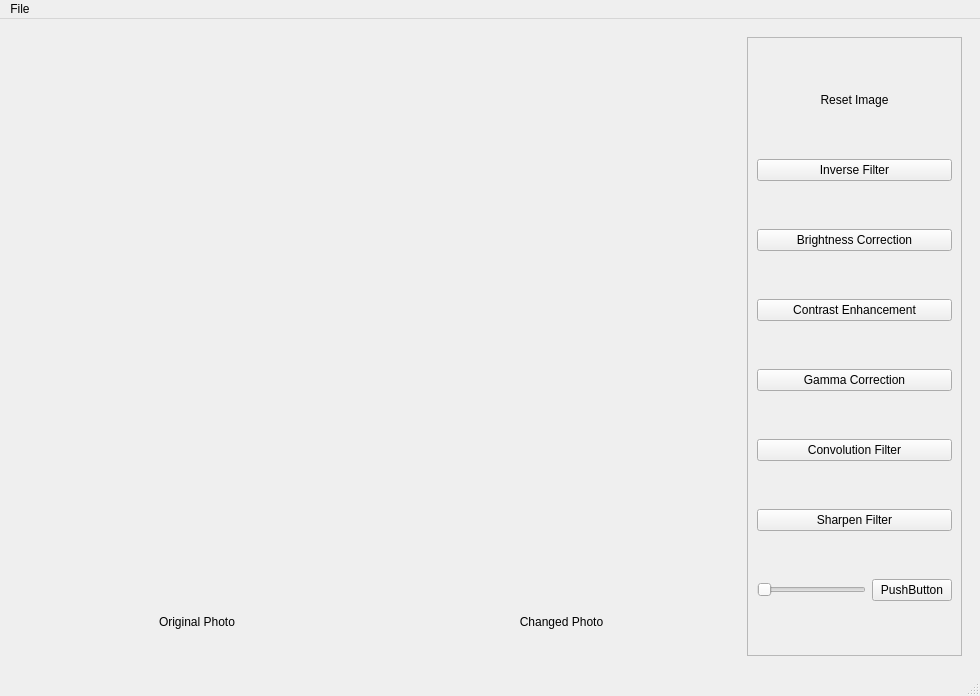
Above: photoapp.ui from mhocio/Image-Editer before the change. Below: the same form after it.
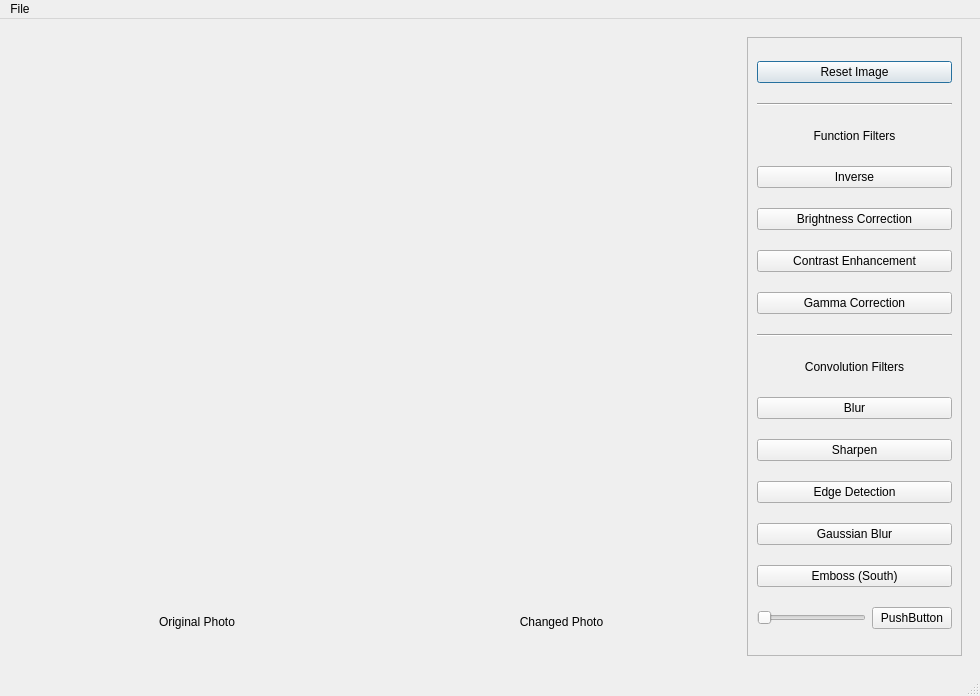
That is the form after the change.

Commit message: Add convolutional filters

What changed in the file:
```diff
--- a/photoapp.ui
+++ b/photoapp.ui
@@ -139,7 +139,67 @@
            </rect>
           </property>
           <layout class="QGridLayout" name="gridLayout_2">
-           <item row="7" column="1">
+           <item row="14" column="0">
+            <widget class="QSlider" name="horizontalSlider">
+             <property name="orientation">
+              <enum>Qt::Horizontal</enum>
+             </property>
+            </widget>
+           </item>
+           <item row="11" column="0" colspan="2">
+            <widget class="QPushButton" name="edgeDetectionFilterButton">
+             <property name="text">
+              <string>Edge Detection</string>
+             </property>
+            </widget>
+           </item>
+           <item row="5" column="0" colspan="2">
+            <widget class="QPushButton" name="constrastFilterButton">
+             <property name="text">
+              <string>Contrast Enhancement</string>
+             </property>
+            </widget>
+           </item>
+           <item row="8" column="0" colspan="2">
+            <widget class="QLabel" name="label_4">
+             <property name="maximumSize">
+              <size>
+               <width>16777215</width>
+               <height>20</height>
+              </size>
+             </property>
+             <property name="text">
+              <string>Convolution Filters</string>
+             </property>
+             <property name="alignment">
+              <set>Qt::AlignCenter</set>
+             </property>
+            </widget>
+           </item>
+           <item row="9" column="0" colspan="2">
+            <widget class="QPushButton" name="convolutionButton">
+             <property name="text">
+              <string>Blur</string>
+             </property>
+            </widget>
+           </item>
+           <item row="2" column="0" colspan="2">
+            <widget class="QLabel" name="label">
+             <property name="maximumSize">
+              <size>
+               <width>16777215</width>
+               <height>20</height>
+              </size>
+             </property>
+             <property name="text">
+              <string>Function Filters</string>
+             </property>
+             <property name="alignment">
+              <set>Qt::AlignCenter</set>
+             </property>
+            </widget>
+           </item>
+           <item row="14" column="1">
             <widget class="QPushButton" name="pushButton">
              <property name="sizePolicy">
               <sizepolicy hsizetype="Preferred" vsizetype="Fixed">
@@ -152,45 +212,38 @@
              </property>
             </widget>
            </item>
-           <item row="7" column="0">
-            <widget class="QSlider" name="horizontalSlider">
-             <property name="orientation">
-              <enum>Qt::Horizontal</enum>
-             </property>
-            </widget>
-           </item>
-           <item row="1" column="0" colspan="2">
-            <widget class="QPushButton" name="inverseFilterButton">
-             <property name="text">
-              <string>Inverse Filter</string>
-             </property>
-            </widget>
-           </item>
-           <item row="4" column="0" colspan="2">
+           <item row="6" column="0" colspan="2">
             <widget class="QPushButton" name="gammaCorrectionButton">
              <property name="text">
               <string>Gamma Correction</string>
              </property>
             </widget>
            </item>
-           <item row="5" column="0" colspan="2">
-            <widget class="QPushButton" name="convolutionButton">
+           <item row="10" column="0" colspan="2">
+            <widget class="QPushButton" name="sharpenFilterButton">
              <property name="text">
-              <string>Convolution Filter</string>
+              <string>Sharpen</string>
              </property>
             </widget>
            </item>
            <item row="3" column="0" colspan="2">
-            <widget class="QPushButton" name="constrastFilterButton">
+            <widget class="QPushButton" name="inverseFilterButton">
              <property name="text">
-              <string>Contrast Enhancement</string>
+              <string>Inverse</string>
              </property>
             </widget>
            </item>
-           <item row="2" column="0" colspan="2">
-            <widget class="QPushButton" name="brightnessCorrectionButton">
+           <item row="12" column="0" colspan="2">
+            <widget class="QPushButton" name="gaussianBlurFilterButton">
              <property name="text">
-              <string>Brightness Correction</string>
+              <string>Gaussian Blur</string>
+             </property>
+            </widget>
+           </item>
+           <item row="1" column="0" colspan="2">
+            <widget class="Line" name="line_2">
+             <property name="orientation">
+              <enum>Qt::Horizontal</enum>
              </property>
             </widget>
            </item>
@@ -221,17 +274,31 @@
               <bool>false</bool>
              </property>
              <property name="default">
-              <bool>false</bool>
-             </property>
-             <property name="flat">
               <bool>true</bool>
              </property>
+             <property name="flat">
+              <bool>false</bool>
+             </property>
             </widget>
            </item>
-           <item row="6" column="0" colspan="2">
-            <widget class="QPushButton" name="sharpenFilterButton">
+           <item row="7" column="0" colspan="2">
+            <widget class="Line" name="line">
+             <property name="orientation">
+              <enum>Qt::Horizontal</enum>
+             </property>
+            </widget>
+           </item>
+           <item row="4" column="0" colspan="2">
+            <widget class="QPushButton" name="brightnessCorrectionButton">
              <property name="text">
-              <string>Sharpen Filter</string>
+              <string>Brightness Correction</string>
+             </property>
+            </widget>
+           </item>
+           <item row="13" column="0" colspan="2">
+            <widget class="QPushButton" name="embossFilterButton">
+             <property name="text">
+              <string>Emboss (South)</string>
              </property>
             </widget>
            </item>
```
Left out of the diff: 12 changed lines with no effect on the pictures. The commit also changes 8 other files.
